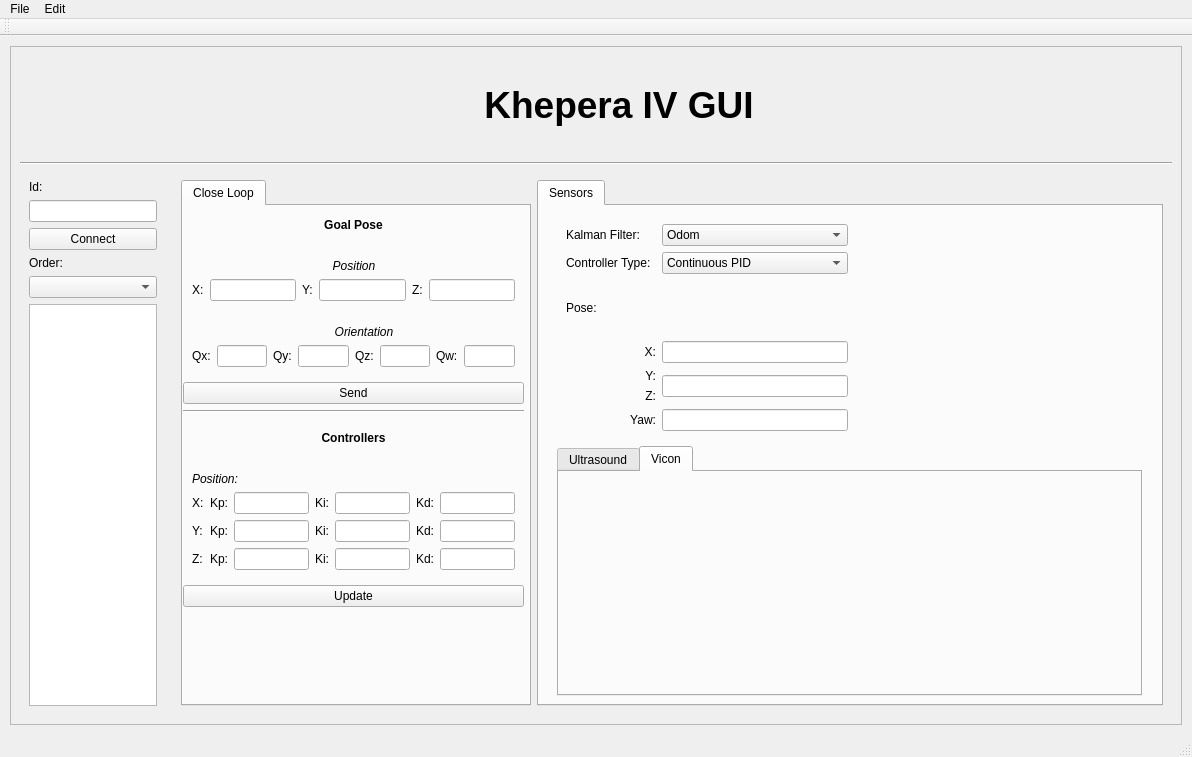
Before: the Qt Designer form uned_kheperaiv_gui/uned_kheperaiv_gui/main.ui in Robotic-Park-Lab/uned_kheperaIV_ros_pkg, drawn with Qt 5.
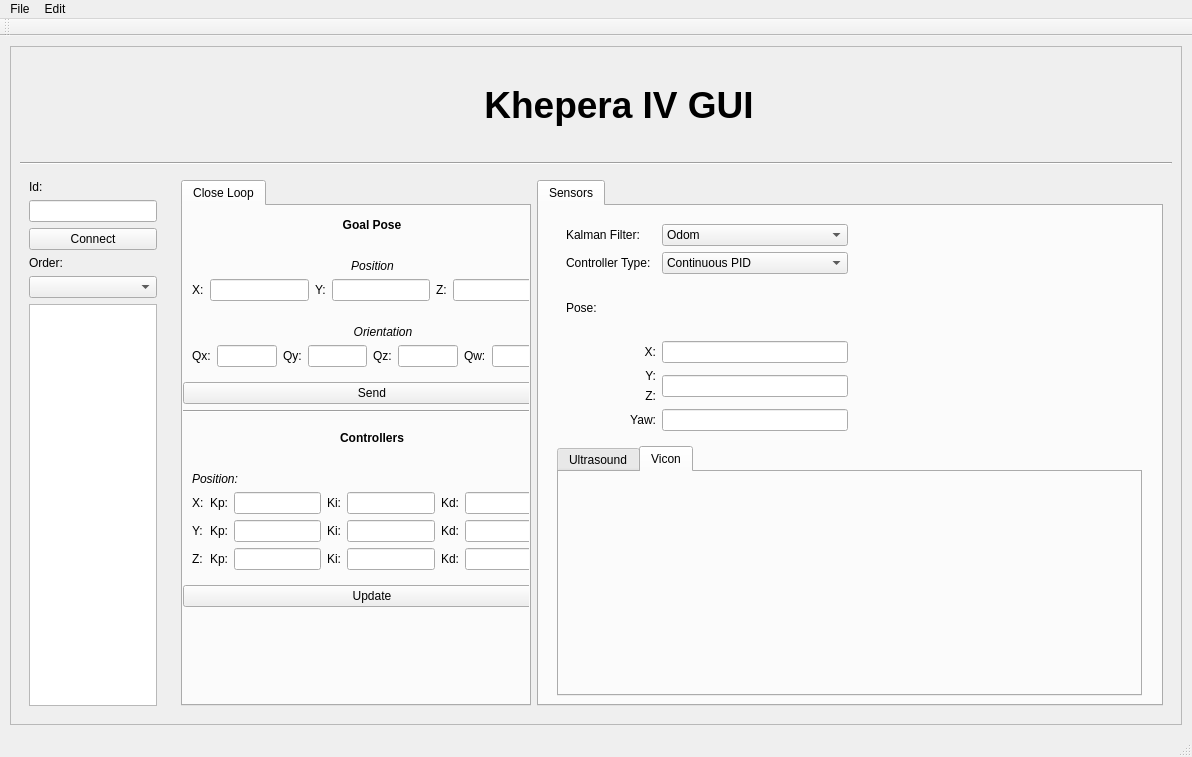
After: the same form once the commit is applied. The open tabs and pages were chosen to show the change. Icons and pictures are not drawn.

Commit message: Update GUI. RQT:Camera

What changed in the file:
```diff
--- a/uned_kheperaiv_gui/uned_kheperaiv_gui/main.ui
+++ b/uned_kheperaiv_gui/uned_kheperaiv_gui/main.ui
@@ -105,7 +105,7 @@
                 <rect>
                  <x>0</x>
                  <y>0</y>
-                 <width>341</width>
+                 <width>378</width>
                  <height>401</height>
                 </rect>
                </property>
```
Left out of the diff: 2 changed lines with no effect on the pictures. The commit also changes 1 other file.
